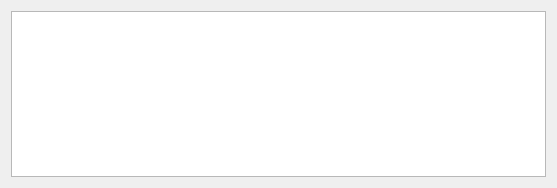
Qt form virtual machine/StringWidget.ui (MORZorg/sol) before a commit.
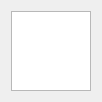
The same form after that commit.

```diff
--- a/virtual machine/StringWidget.ui
+++ b/virtual machine/StringWidget.ui
@@ -6,8 +6,8 @@
    <rect>
     <x>0</x>
     <y>0</y>
-    <width>557</width>
-    <height>188</height>
+    <width>102</width>
+    <height>102</height>
    </rect>
   </property>
   <property name="windowTitle">
```
Left out of the diff: 2 changed lines with no effect on the pictures.
